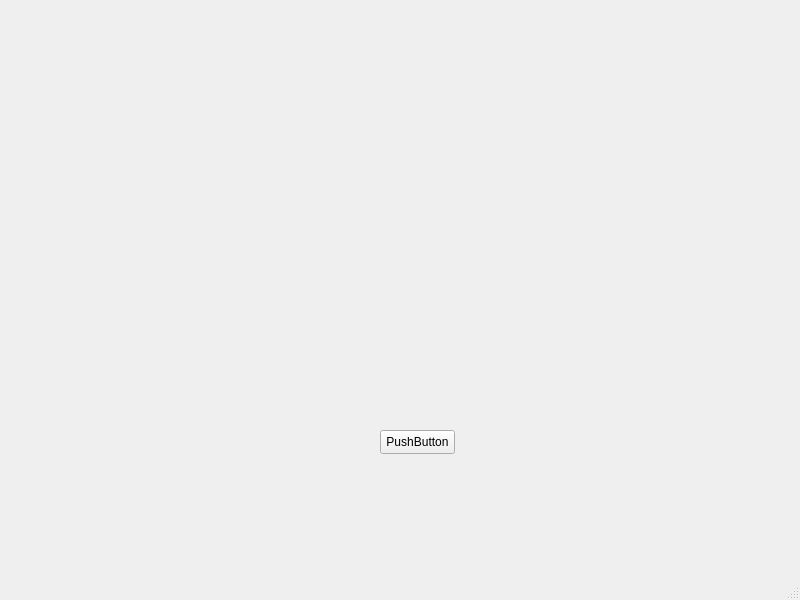
Hudson-Mesquita/ProjectGamma, file Projeto_Gamma/ui/main_window.ui: the form before one commit.
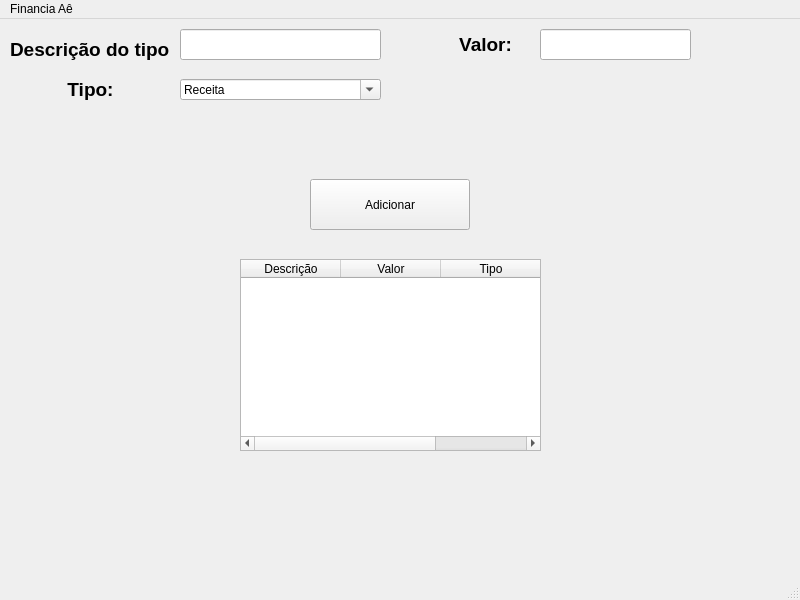
The form after the commit.

Commit message: Versão base V0.05 Interface, banco e inserção de gastos e receitas

The edit to the form file:
```diff
--- a/Projeto_Gamma/ui/main_window.ui
+++ b/Projeto_Gamma/ui/main_window.ui
@@ -14,19 +14,135 @@
    <string>MainWindow</string>
   </property>
   <widget class="QWidget" name="centralwidget">
+   <widget class="QLabel" name="label">
+    <property name="geometry">
+     <rect>
+      <x>10</x>
+      <y>10</y>
+      <width>161</width>
+      <height>41</height>
+     </rect>
+    </property>
+    <property name="text">
+     <string>&lt;html&gt;&lt;head/&gt;&lt;body&gt;&lt;p align=&quot;center&quot;&gt;&lt;span style=&quot; font-size:14pt; font-weight:700;&quot;&gt;Descrição do tipo:&lt;/span&gt;&lt;/p&gt;&lt;/body&gt;&lt;/html&gt;</string>
+    </property>
+   </widget>
+   <widget class="QLineEdit" name="lineEdit">
+    <property name="geometry">
+     <rect>
+      <x>180</x>
+      <y>10</y>
+      <width>201</width>
+      <height>31</height>
+     </rect>
+    </property>
+   </widget>
+   <widget class="QLabel" name="label_2">
+    <property name="geometry">
+     <rect>
+      <x>440</x>
+      <y>10</y>
+      <width>91</width>
+      <height>31</height>
+     </rect>
+    </property>
+    <property name="text">
+     <string>&lt;html&gt;&lt;head/&gt;&lt;body&gt;&lt;p align=&quot;center&quot;&gt;&lt;span style=&quot; font-size:14pt; font-weight:700;&quot;&gt;Valor:&lt;/span&gt;&lt;/p&gt;&lt;/body&gt;&lt;/html&gt;</string>
+    </property>
+   </widget>
+   <widget class="QLineEdit" name="lineEdit_2">
+    <property name="geometry">
+     <rect>
+      <x>540</x>
+      <y>10</y>
+      <width>151</width>
+      <height>31</height>
+     </rect>
+    </property>
+   </widget>
+   <widget class="QLabel" name="label_3">
+    <property name="geometry">
+     <rect>
+      <x>60</x>
+      <y>50</y>
+      <width>61</width>
+      <height>41</height>
+     </rect>
+    </property>
+    <property name="text">
+     <string>&lt;html&gt;&lt;head/&gt;&lt;body&gt;&lt;p align=&quot;center&quot;&gt;&lt;span style=&quot; font-size:14pt; font-weight:700;&quot;&gt;Tipo:&lt;/span&gt;&lt;/p&gt;&lt;/body&gt;&lt;/html&gt;</string>
+    </property>
+   </widget>
+   <widget class="QComboBox" name="comboBox">
+    <property name="geometry">
+     <rect>
+      <x>180</x>
+      <y>60</y>
+      <width>201</width>
+      <height>21</height>
+     </rect>
+    </property>
+    <property name="editable">
+     <bool>true</bool>
+    </property>
+    <property name="currentText">
+     <string>Receita</string>
+    </property>
+    <property name="currentIndex">
+     <number>0</number>
+    </property>
+    <item>
+     <property name="text">
+      <string>Receita</string>
+     </property>
+    </item>
+    <item>
+     <property name="text">
+      <string>Despesa</string>
+     </property>
+    </item>
+   </widget>
    <widget class="QPushButton" name="pushButton">
     <property name="geometry">
      <rect>
-      <x>380</x>
-      <y>430</y>
-      <width>75</width>
-      <height>24</height>
+      <x>310</x>
+      <y>160</y>
+      <width>160</width>
+      <height>51</height>
      </rect>
     </property>
     <property name="text">
-     <string>PushButton</string>
+     <string>Adicionar</string>
     </property>
    </widget>
+   <widget class="QTableWidget" name="tableWidget">
+    <property name="geometry">
+     <rect>
+      <x>240</x>
+      <y>240</y>
+      <width>301</width>
+      <height>192</height>
+     </rect>
+    </property>
+    <property name="columnCount">
+     <number>3</number>
+    </property>
+    <column>
+     <property name="text">
+      <string>Descrição</string>
+     </property>
+    </column>
+    <column>
+     <property name="text">
+      <string>Valor</string>
+     </property>
+    </column>
+    <column>
+     <property name="text">
+      <string>Tipo</string>
+     </property>
+    </column>
+   </widget>
   </widget>
   <widget class="QMenuBar" name="menubar">
    <property name="geometry">
@@ -37,6 +153,12 @@
      <height>33</height>
     </rect>
    </property>
+   <widget class="QMenu" name="menuFinancia_A">
+    <property name="title">
+     <string>Financia Aê</string>
+    </property>
+   </widget>
+   <addaction name="menuFinancia_A"/>
   </widget>
   <widget class="QStatusBar" name="statusbar"/>
  </widget>
```
Left out of the diff: 4 changed lines with no effect on the pictures. The commit also changes 8 other files.
